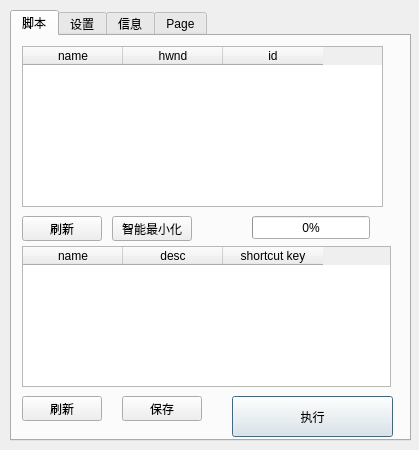
The window that src/ui/mainDialog.ui (vls/vlssrc.dolassistant) describes before a commit, drawn with Qt 5.
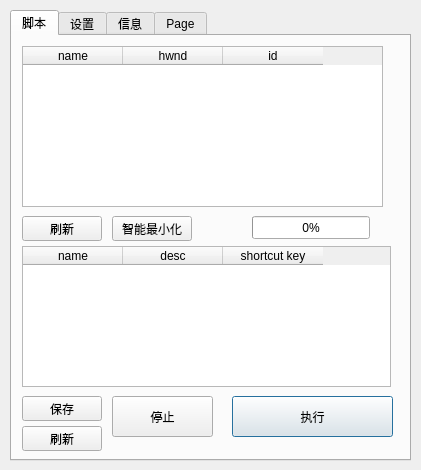
The same window after the commit.

```diff
--- a/src/ui/mainDialog.ui
+++ b/src/ui/mainDialog.ui
@@ -6,8 +6,8 @@
    <rect>
     <x>0</x>
     <y>0</y>
-    <width>419</width>
-    <height>450</height>
+    <width>421</width>
+    <height>470</height>
    </rect>
   </property>
   <property name="sizePolicy">
@@ -34,7 +34,7 @@
      <x>10</x>
      <y>10</y>
      <width>401</width>
-     <height>431</height>
+     <height>451</height>
     </rect>
    </property>
    <property name="currentIndex">
@@ -97,7 +97,7 @@
     <widget class="QPushButton" name="btnSaveScript">
      <property name="geometry">
       <rect>
-       <x>110</x>
+       <x>10</x>
        <y>360</y>
        <width>80</width>
        <height>25</height>
@@ -168,7 +168,7 @@
      <property name="geometry">
       <rect>
        <x>10</x>
-       <y>360</y>
+       <y>390</y>
        <width>80</width>
        <height>25</height>
       </rect>
@@ -193,6 +193,19 @@
       <string>智能最小化</string>
      </property>
     </widget>
+    <widget class="QPushButton" name="btnStop">
+     <property name="geometry">
+      <rect>
+       <x>100</x>
+       <y>360</y>
+       <width>101</width>
+       <height>41</height>
+      </rect>
+     </property>
+     <property name="text">
+      <string>停止</string>
+     </property>
+    </widget>
    </widget>
    <widget class="QWidget" name="tab_2">
     <attribute name="title">
```
Left out of the diff: 17 changed lines with no effect on the pictures.
